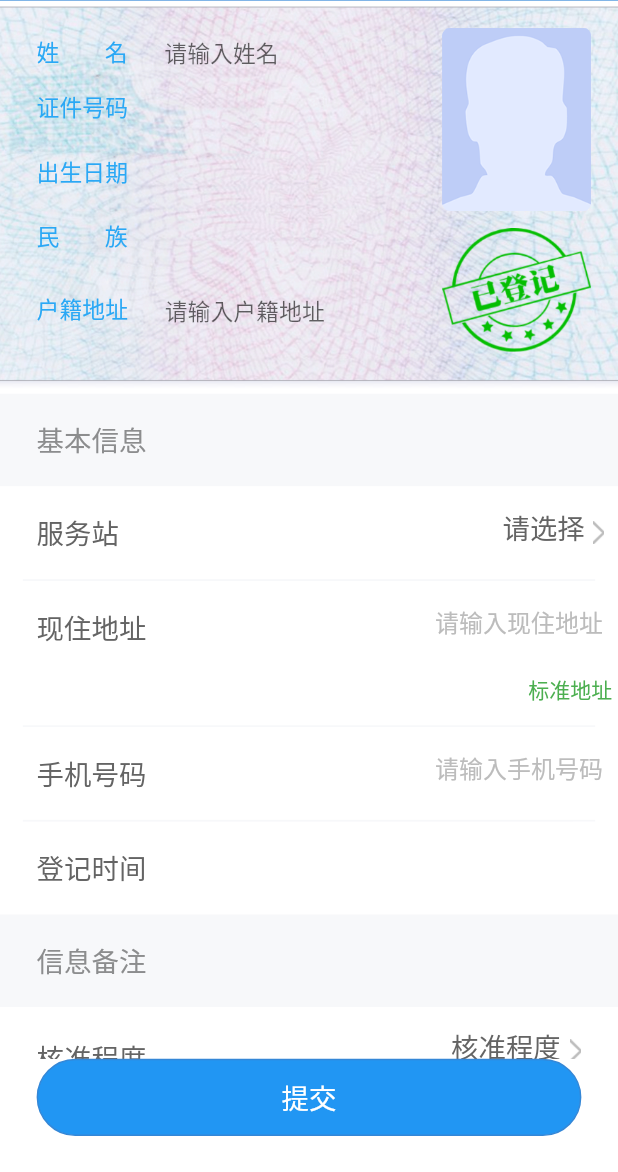
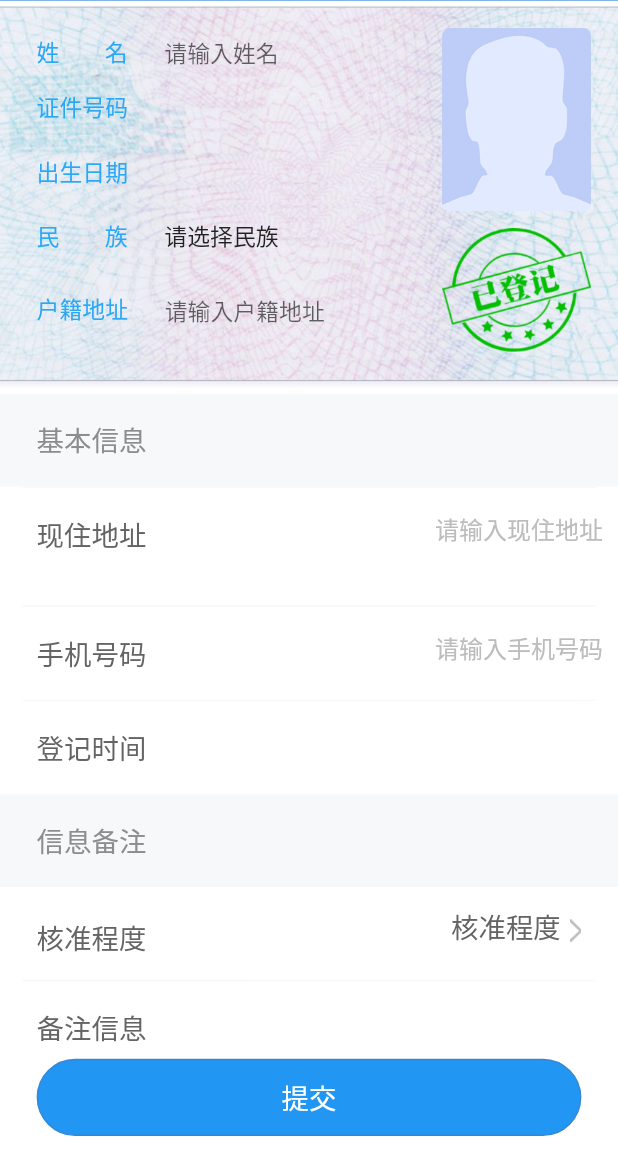
Before and after one commit to qianglifei/flutter_jwt, a Flutter app: the PeopleOnlineCheckScreen widget shown alone on an empty page, opened directly, on a phone screen of 412 x 824 dp, the part 64-1236 px from its top. Run offline on Flutter 3.47's test engine with Material 2 defaults, Android fonts, the phone set to English and light mode, and no system bars; our stand-ins replace bloc, camera, cookie_jar, dio, equatable, flutter_bloc and 6 more; missing offline and left inert: dart:ffi; accounts and stored records are empty; statements that could not run were skipped.

Commit message:
人口核查网络初步提交

```diff
--- a/lib/main/first_page/people_online_check/people_online_check_screen.dart
+++ b/lib/main/first_page/people_online_check/people_online_check_screen.dart
@@ -53,7 +53,7 @@ class PeopleOnlineCheckScreenState  extends BaseWidgetState<PeopleOnlineCheckScr
   String _name = "";
   String _idCard = "";
   String _birthDate = "";
-  String _nation = "";
+  String _nation = "请选择民族";
   String _nationCode = "";
   String _headImagePath = "";
   String _isStandardAddress = "";
@@ -65,6 +65,8 @@ class PeopleOnlineCheckScreenState  extends BaseWidgetState<PeopleOnlineCheckScr
   String _phoneNumber = "";
   String _registerTime = "";
   String _nowAddress = "";
+
+
   //姓名控制器
   TextEditingController nameController = TextEditingController();
   //户籍地址控制器
@@ -73,13 +75,12 @@ class PeopleOnlineCheckScreenState  extends BaseWidgetState<PeopleOnlineCheckScr
   List<NationEntity> _list;
   String _title = "";
   String _selectedContent = "请选择";
-  String _content = "请选择民族";
   int position = 100000;
   SharedPreferences prefs;
   String _glybm = "";
   String _rdj_djrq = "";
   String _account_authority = "";
-  bool _isVisiableFWZ = false;
+  bool _isVisiableFWZ = true;
   @override
   CustomAppBar getAppBar() {
     // TODO: implement getAppBar
@@ -117,7 +118,13 @@ class PeopleOnlineCheckScreenState  extends BaseWidgetState<PeopleOnlineCheckScr
         }
         if(_isRegister == "-10"){
           if(widget.returnBz != null){
-              Fluttertoast.showToast(msg: widget.returnBz);
+              Fluttertoast.showToast(
+                  msg: widget.returnBz,
+                  gravity: ToastGravity.CENTER,
+                  backgroundColor: Colors.black,
+                  fontSize: ScreenUtil().setSp(50,allowFontScalingSelf: false),
+              );
+              _bz = widget.returnBz;
           }
           _idCard = widget.shzhm ?? "";
           _name = widget.xm ?? "";
@@ -217,6 +224,11 @@ class PeopleOnlineCheckScreenState  extends BaseWidgetState<PeopleOnlineCheckScr
                            },
                          ),
                          _buildBaseInfoWidget("信息备注"),
+                         widget.returnStandAdder == "1" ?
+                         CustomTextWidget(
+                           "核准程度",
+                           content: "该人员未录入",
+                         ):
                          CustomChooseWidget(
                              _hzcd,
                              callBack: (value,remark){
@@ -230,13 +242,16 @@ class PeopleOnlineCheckScreenState  extends BaseWidgetState<PeopleOnlineCheckScr
                                      }
                                  });
                              }
-                         ),
+                         ) ,
                          //横线
                          _buildLineWidget(),
                          CustomInputWidget(
                              "备注信息",
                               enables: true,
                               content: _bz,
+                               callBack: (value){
+                                 _bz = value;
+                               },
                          ),
                        ],
                      ),
@@ -306,7 +321,7 @@ class PeopleOnlineCheckScreenState  extends BaseWidgetState<PeopleOnlineCheckScr
           ),
         ],
       ),
-    ): Container(
+    ): standardAddress == "1" ? Container(
         height: ScreenUtil().setHeight(80),
         child: Stack(
           children: [
@@ -316,7 +331,7 @@ class PeopleOnlineCheckScreenState  extends BaseWidgetState<PeopleOnlineCheckScr
             ),
           ],
       ),
-    );
+    ) : Container(child: Text(""));
   }
 
   Widget _buildBaseInfoWidget(String title) {
@@ -440,11 +455,11 @@ class PeopleOnlineCheckScreenState  extends BaseWidgetState<PeopleOnlineCheckScr
              top: ScreenUtil().setHeight(200),
            ),
            Positioned(
-             child: _buildChooseTextWidget("民        族",_nation),
+             child: _buildChooseTextWidget("民        族"),
              top: ScreenUtil().setHeight(300),
            ),
            Positioned(
-             child: _buildInputTextWidget("户籍地址",residenceAddressController,"户籍地址",_residentAddress),
+             child: _buildInputTextWidgetResidence("户籍地址",residenceAddressController,"户籍地址",_residentAddress),
              top: ScreenUtil().setHeight(400),
            ),
            Positioned(
@@ -538,6 +553,66 @@ class PeopleOnlineCheckScreenState  extends BaseWidgetState<PeopleOnlineCheckScr
     );
   }
 
+  //横排多个文本显示输入widget
+  Widget _buildInputTextWidgetResidence(String title,TextEditingController controller,String hintText,String content) {
+    controller.text = content;
+    return Container(
+      width: ScreenUtil().uiSize.width,
+      margin: EdgeInsets.only(top: ScreenUtil().setHeight(10),bottom: ScreenUtil().setHeight(10)),
+      color: Colors.transparent,
+      child: Row(
+        mainAxisSize: MainAxisSize.max,
+        mainAxisAlignment: MainAxisAlignment.start,
+        crossAxisAlignment: CrossAxisAlignment.center,
+        children: [
+          Padding(
+            padding: EdgeInsets.only(
+              left: ScreenUtil().setWidth(64),
+              top: ScreenUtil().setHeight(10),
+            ),
+            child: Text(title,
+                style: TextStyle(
+                    color: Color.fromRGBO(42, 168, 245, 1),
+                    fontSize: ScreenUtil().setSp(40,allowFontScalingSelf: true)
+                )
+            ),
+          ),
+          Padding(
+            padding: EdgeInsets.only(
+                left: ScreenUtil().setWidth(64),
+                top: ScreenUtil().setHeight(15)
+            ),
+            child: Container(
+              constraints:  BoxConstraints(
+                maxHeight: 50.0,
+                minHeight: 10.0,
+              ),
+              width: ScreenUtil().setWidth(460),
+              child: TextField(
+                autofocus: false,
+                controller: controller,
+                maxLines: null,
+                keyboardType: TextInputType.multiline,
+                style: TextStyle(fontSize: ScreenUtil().setSp(40,allowFontScalingSelf: true)),
+                decoration: InputDecoration(
+                  fillColor: Colors.cyan,
+                  border: InputBorder.none,
+                  contentPadding: EdgeInsets.symmetric(vertical: 8),
+                  hintText:"请输入"+ hintText,
+                ),
+                onChanged: (value){
+                  setState(() {
+                    print(value);
+                    _residentAddress = value;
+                  });
+                },
+              ),
+            ),
+          ),
+        ],
+      ),
+    );
+  }
   //横排多个文本显示widget
   Widget _buildTextWidget(String title ,String content) {
     return Container(
@@ -580,8 +655,7 @@ class PeopleOnlineCheckScreenState  extends BaseWidgetState<PeopleOnlineCheckScr
   }
 
   //横排文本选择widget
-  Widget _buildChooseTextWidget(String title,String content) {
-    _content = content ?? "";
+  Widget _buildChooseTextWidget(String title) {
     return Container(
       width: ScreenUtil().uiSize.width,
       height: ScreenUtil().setHeight(100),
@@ -605,7 +679,7 @@ class PeopleOnlineCheckScreenState  extends BaseWidgetState<PeopleOnlineCheckScr
                 top: ScreenUtil().setHeight(10),
               ),
               child: GestureDetector(
-                child: Text(_content, style: TextStyle(color: Color.fromRGBO(34, 34, 34, 1), fontSize: ScreenUtil().setSp(40, allowFontScalingSelf: true))),
+                child: Text(_nation, style: TextStyle(color: Color.fromRGBO(34, 34, 34, 1), fontSize: ScreenUtil().setSp(40, allowFontScalingSelf: true))),
                 onTap: () {
                   print("选择民族");
                   SqlManager.queryNationData().then((list) {
@@ -652,8 +726,8 @@ class PeopleOnlineCheckScreenState  extends BaseWidgetState<PeopleOnlineCheckScr
                                               child: Text("确认", style: TextStyle(fontSize: ScreenUtil().setSp(56), color: Color.fromRGBO(52, 135, 215, 1))),
                                               onTap: () {
                                                 setState(() {
-                                                  _content = _selectedContent;
-                                                  print("niha$_content");
+                                                  _nation = _selectedContent;
+                                                  _nation = _selectedContent;
                                                 });
                                                 Navigator.pop(context);
                                               },
@@ -704,6 +778,7 @@ class PeopleOnlineCheckScreenState  extends BaseWidgetState<PeopleOnlineCheckScr
                                                   position = index;
                                                   _title = _list[position].value;
                                                   _selectedContent = _list[position].value;
+                                                  _nationCode = _list[position].key;
                                                 });
                                               },
                                             );
--- a/lib/widget/custom_input_widget.dart
+++ b/lib/widget/custom_input_widget.dart
@@ -58,7 +58,7 @@ class CustomInputWidgetState extends State<CustomInputWidget> {
               constraints: BoxConstraints(
                 maxHeight: ScreenUtil().setHeight(500),
                 minHeight: ScreenUtil().setHeight(144),
-                maxWidth: ScreenUtil().setHeight(680)
+                maxWidth: ScreenUtil().setWidth(650)
               ),
               padding:EdgeInsets.only(left:20.0, right:10.0, top:15.0, bottom:4.0),
               child: TextField(
```
